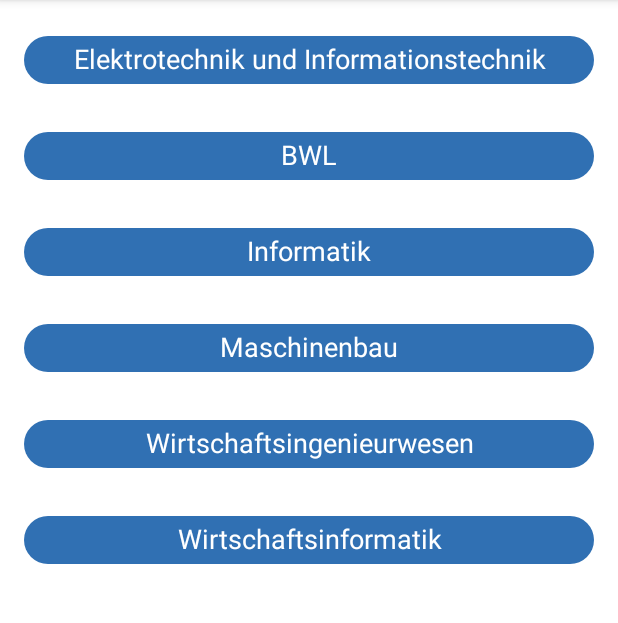
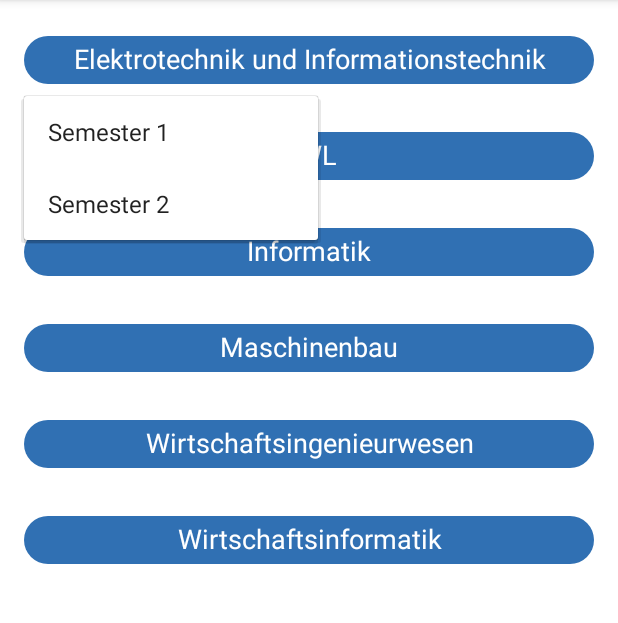
Before and after one commit to ge95bid/LearningApp, an Android app: the SecondActivity screen opened directly, with no data from a screen before it, after a tap on "Elektrotechnik und Informationstechnik", on a phone screen of 412 x 824 dp, the part 84-707 px from its top. Run offline under Robolectric (Android 15) with nearby library versions, the phone set to English and light mode, and no system bars.

Commit message:
PopopMenu funktioniert

```diff
--- a/app/src/main/java/com/example/learningapp/Elektrotechnik.java
+++ b/app/src/main/java/com/example/learningapp/Elektrotechnik.java
@@ -8,6 +8,6 @@ public class Elektrotechnik extends AppCompatActivity {
     @Override
     public void onCreate(Bundle savedInstanceState) {
         super.onCreate(savedInstanceState);
-        setContentView(R.layout.activity_elektrotechnik);
+        setContentView(R.layout.activity_main);
     }
 }
--- a/app/src/main/java/com/example/learningapp/SecondActivity.java
+++ b/app/src/main/java/com/example/learningapp/SecondActivity.java
@@ -3,6 +3,9 @@ package com.example.learningapp;
 import android.content.Intent;
 import android.os.Bundle;
 import android.view.View;
+import android.widget.PopupMenu;
+import android.widget.Toast;
+import android.view.MenuItem;
 
 import androidx.appcompat.app.AppCompatActivity;
 
@@ -23,8 +26,16 @@ public class SecondActivity extends AppCompatActivity {
         chip1.setOnClickListener(new View.OnClickListener() {
             @Override
             public void onClick(View v) {
-                Intent i = new Intent(SecondActivity.this, Elektrotechnik.class);
-                startActivity(i);
+                PopupMenu popupMenu = new PopupMenu(SecondActivity.this, chip1);
+                popupMenu.getMenuInflater().inflate(R.menu.dropdown_menu, popupMenu.getMenu());
+                popupMenu.setOnMenuItemClickListener(new PopupMenu.OnMenuItemClickListener() {
+                    @Override
+                    public boolean onMenuItemClick(MenuItem item) {
+                        Toast.makeText(SecondActivity.this, "You Clicked " + item.getTitle(), Toast.LENGTH_SHORT).show();
+                        return true;
+                    }
+                });
+                popupMenu.show();
             }
         });
     }
--- /dev/null
+++ b/app/src/main/res/menu/dropdown_menu.xml
@@ -0,0 +1,15 @@
+<?xml version="1.0" encoding="utf-8"?>
+<!-- res/menu/dropdown_menu.xml -->
+<menu xmlns:android="http://schemas.android.com/apk/res/android">
+
+    <item
+        android:id="@+id/semester_1"
+        android:title="Semester 1" />
+
+    <item
+        android:id="@+id/semester_2"
+        android:title="Semester 2" />
+
+    <!-- Füge weitere Menüoptionen hinzu, falls erforderlich -->
+
+</menu>
```
